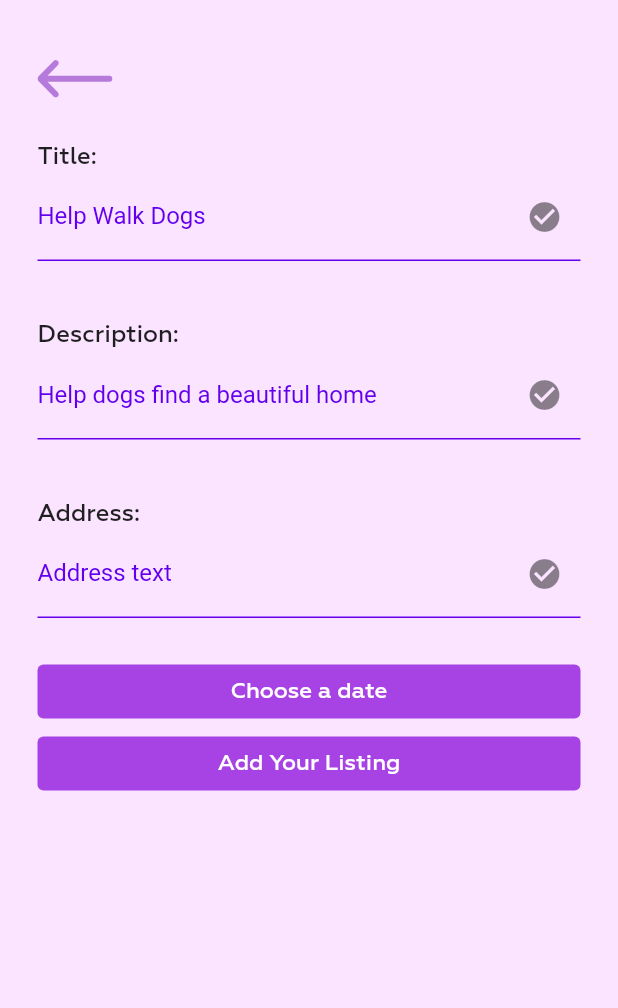
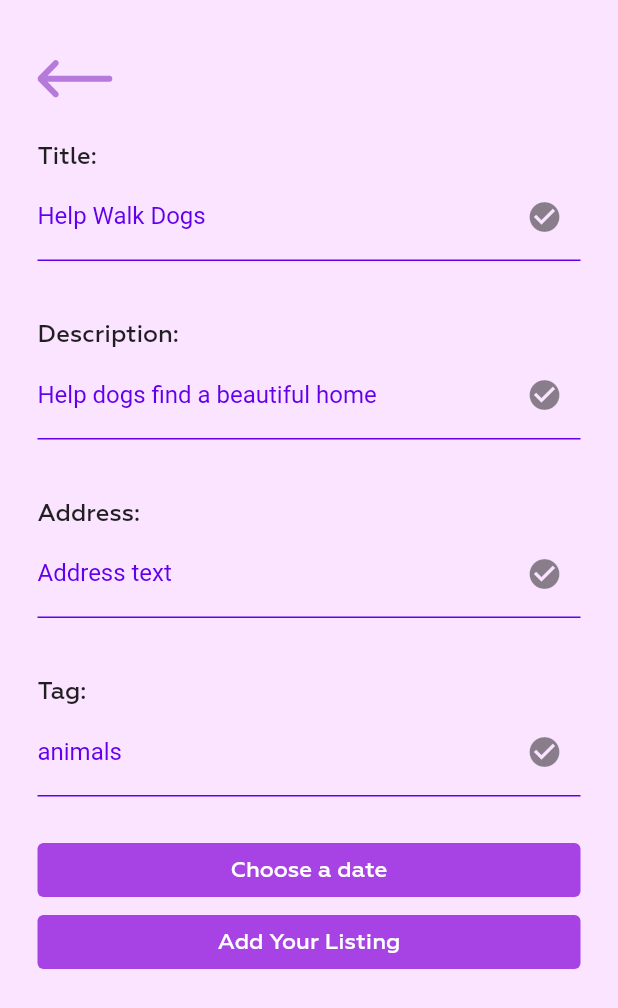
Before and after one commit to Supercolbat/explore-hacks-2021, a Flutter app: the addOppScreen screen opened directly, on a phone screen of 412 x 824 dp. Shown: the top 1008 px of the screen. Run offline on Flutter 3.47's test engine with Material 2 defaults, Android fonts, the phone set to English and light mode, and no system bars; our stand-ins replace cloud_firestore, firebase_auth, firebase_core, flutter_datetime_picker, flutter_svg, google_nav_bar and 3 more; accounts and stored records are empty; project files that could hold a hidden picture were left out.

Commit message:
added tag field

```diff
--- a/lib/screens/add_opp/add_opp_screen.dart
+++ b/lib/screens/add_opp/add_opp_screen.dart
@@ -132,6 +132,29 @@ class addOppScreenState extends State<addOppScreen> {
                           ),
                         ),
                       ),
+                      SizedBox(height: 40),
+                      Text(
+                        "Tag:",
+                        style: TextStyle(
+                          fontFamily: "Geometria",
+                          fontWeight: FontWeight.w500,
+                          fontSize: 16,
+                        ),
+                      ),
+                      TextField(
+                        decoration: InputDecoration(
+                          labelText: 'animals',
+                          labelStyle: TextStyle(
+                            color: Color(0xFF6200EE),
+                          ),
+                          suffixIcon: Icon(
+                            Icons.check_circle,
+                          ),
+                          enabledBorder: UnderlineInputBorder(
+                            borderSide: BorderSide(color: Color(0xFF6200EE)),
+                          ),
+                        ),
+                      ),
                       SizedBox(height: 25),
                       TextButton(
                           child: Text("Choose a date",
```
